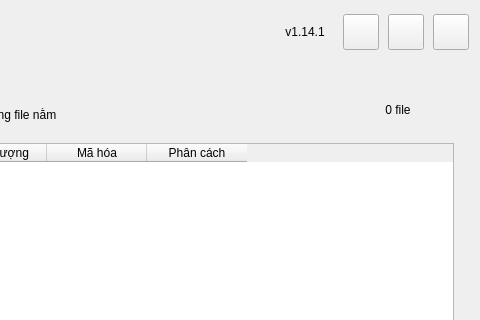
First picture: the form in src/import_localize/ui/forms/main_window.ui, repository longnguy3n/Import-Localize, before the edit; both pictures show x 280 to 760 and y 0 to 320 of the 760 by 920 pixel window.
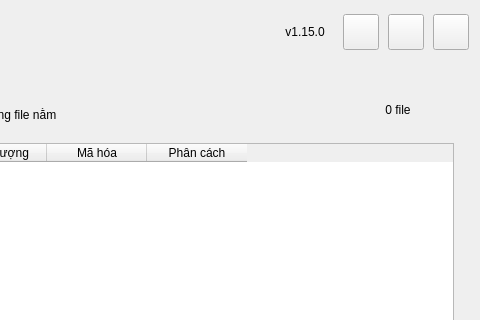
Second picture: the form after the edit.

Patch:
```diff
--- a/src/import_localize/ui/forms/main_window.ui
+++ b/src/import_localize/ui/forms/main_window.ui
@@ -175,7 +175,7 @@
          </size>
         </property>
         <property name="text">
-         <string>v1.14.1</string>
+         <string>v1.15.0</string>
         </property>
         <property name="alignment">
          <set>Qt::AlignmentFlag::AlignCenter</set>
```
